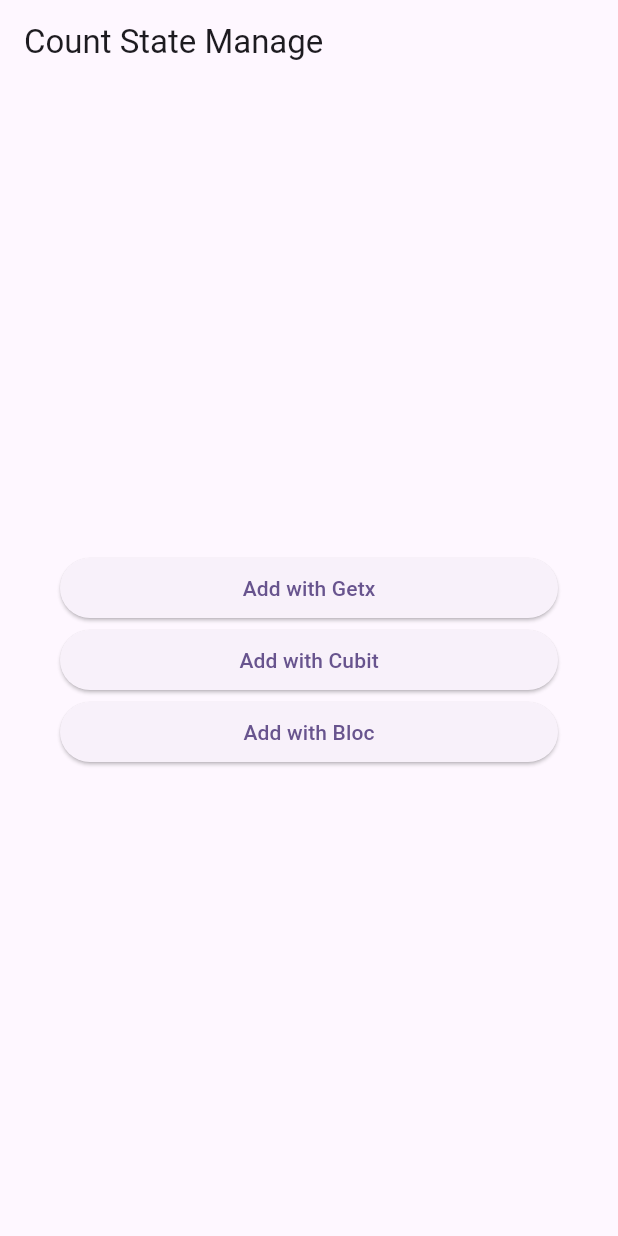
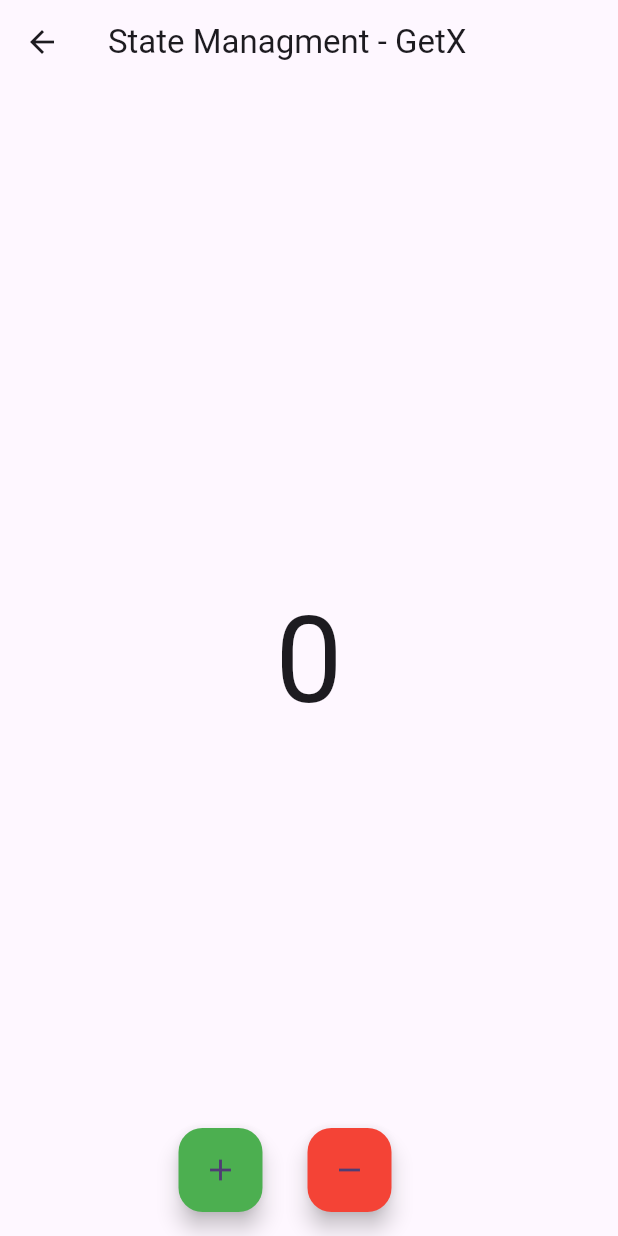
Before and after one commit to YdMinS/flutter-count-state-manage, a Flutter app: the screen it shows after launch, after a tap on "Add with Getx", on a phone screen of 412 x 824 dp. Run offline on Flutter 3.47's test engine with Material 3 defaults, Android fonts, the phone set to English and light mode, and no system bars; our stand-ins replace get.

Commit message:
feat : Implement count page with GetX state management

```diff
--- a/lib/main.dart
+++ b/lib/main.dart
@@ -1,4 +1,5 @@
 import 'package:flutter/material.dart';
+import 'package:get/get.dart';
 
 import 'src/app.dart';
 
@@ -11,7 +12,7 @@ class MyApp extends StatelessWidget {
 
   @override
   Widget build(BuildContext context) {
-    return MaterialApp(
+    return GetMaterialApp(
       debugShowCheckedModeBanner: false,
       title: 'Flutter Demo',
       theme: ThemeData(
--- a/lib/src/app.dart
+++ b/lib/src/app.dart
@@ -1,4 +1,7 @@
+import 'package:count_state_manage/src/getx/count_getx_controller.dart';
+import 'package:count_state_manage/src/getx/getx_screen.dart';
 import 'package:flutter/material.dart';
+import 'package:get/get.dart';
 
 class App extends StatelessWidget {
   const App({super.key});
@@ -15,7 +18,17 @@ class App extends StatelessWidget {
           mainAxisAlignment: MainAxisAlignment.center,
           crossAxisAlignment: CrossAxisAlignment.stretch,
           children: [
-            ElevatedButton(onPressed: () {}, child: Text('Add with Getx')),
+            ElevatedButton(
+                onPressed: () {
+                  Get.to(
+                    GetxScreen(),
+                    binding: BindingsBuilder(() {
+                      Get.put(CountGetxController());
+                    }),
+                    duration: Duration.zero,
+                  );
+                },
+                child: Text('Add with Getx')),
             ElevatedButton(onPressed: () {}, child: Text('Add with Cubit')),
             ElevatedButton(onPressed: () {}, child: Text('Add with Bloc'))
           ],
--- /dev/null
+++ b/lib/src/getx/count_getx_controller.dart
@@ -0,0 +1,13 @@
+import 'package:get/get.dart';
+
+class CountGetxController extends GetxController {
+  RxInt count = 0.obs;
+
+  void addCount() {
+    count(count.value + 1);
+  }
+
+  void subtractCount() {
+    count(count.value - 1);
+  }
+}
--- /dev/null
+++ b/lib/src/getx/getx_screen.dart
@@ -0,0 +1,40 @@
+import 'package:count_state_manage/src/getx/count_getx_controller.dart';
+import 'package:flutter/material.dart';
+import 'package:get/get.dart';
+
+class GetxScreen extends GetView<CountGetxController> {
+  const GetxScreen({super.key});
+
+  @override
+  Widget build(BuildContext context) {
+    return Scaffold(
+      appBar: AppBar(
+        title: Text('State Managment - GetX'),
+      ),
+      body: Center(
+        child: Obx(
+          () => Text(
+            controller.count.value.toString(),
+            style: TextStyle(fontSize: 80),
+          ),
+        ),
+      ),
+      floatingActionButton: Row(
+        mainAxisAlignment: MainAxisAlignment.center,
+        children: [
+          FloatingActionButton(
+            onPressed: controller.addCount,
+            backgroundColor: Colors.green,
+            child: Icon(Icons.add),
+          ),
+          SizedBox(width: 30),
+          FloatingActionButton(
+            onPressed: controller.subtractCount,
+            backgroundColor: Colors.red,
+            child: Icon(Icons.remove),
+          ),
+        ],
+      ),
+    );
+  }
+}
```
